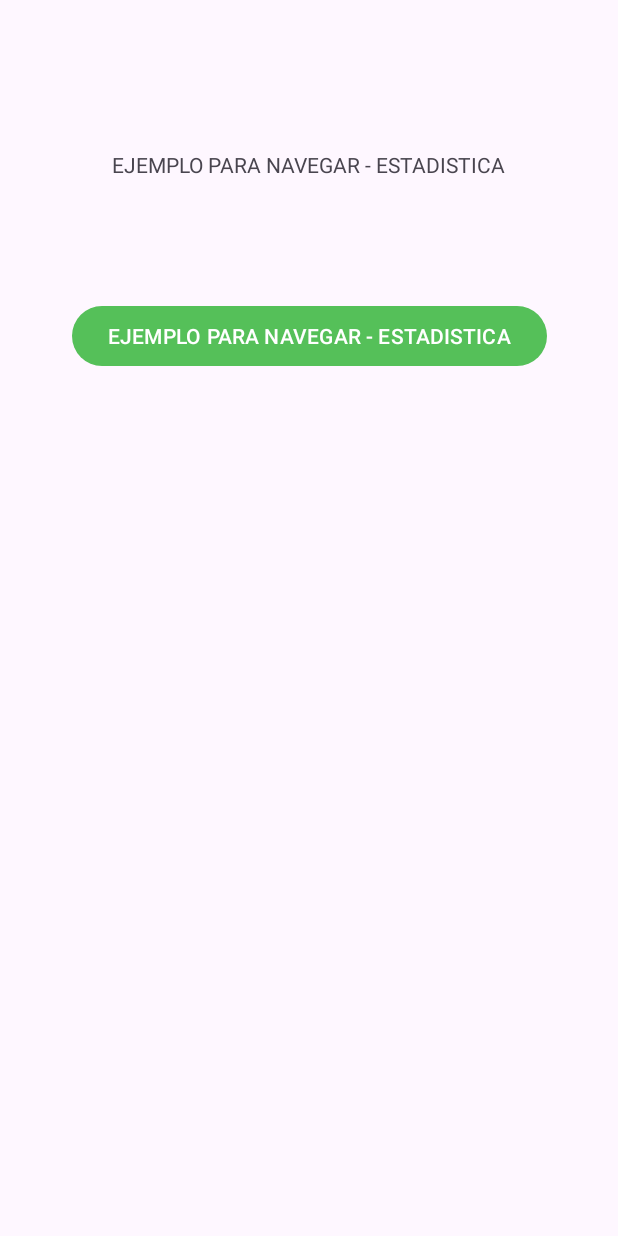
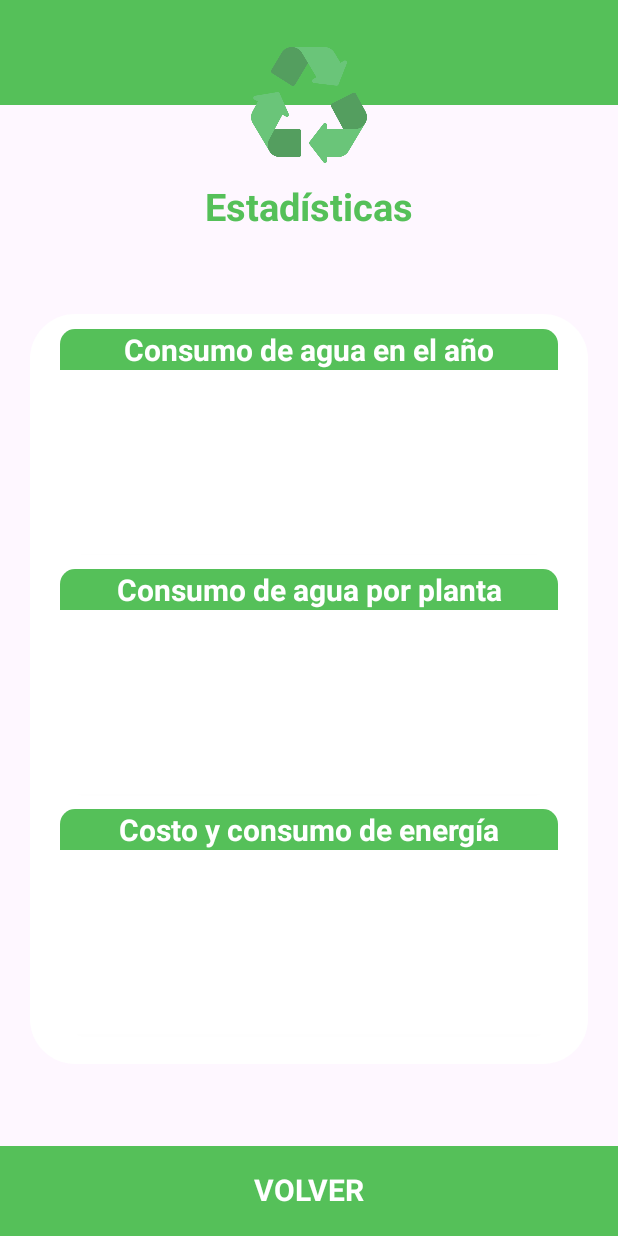
Before and after one commit to luisca990/GreenGardenApp, an Android app: the EstadisticasActivity screen opened directly, with no data from a screen before it, on a phone screen of 412 x 824 dp. Run offline under Robolectric (Android 15) with nearby library versions, the phone set to English and light mode, and no system bars.

Commit message:
Add screen of estadísticas

```diff
--- a/app/src/main/java/com/example/greengardenapp/EstadisticasActivity.java
+++ b/app/src/main/java/com/example/greengardenapp/EstadisticasActivity.java
@@ -4,6 +4,7 @@ import android.content.Intent;
 import android.os.Bundle;
 import android.view.View;
 import android.widget.Button;
+import android.widget.TextView;
 
 import androidx.appcompat.app.AppCompatActivity;
 
@@ -13,8 +14,8 @@ public class EstadisticasActivity extends AppCompatActivity {
         super.onCreate(savedInstanceState);
         setContentView(R.layout.activity_estadistica);
 
-        Button buttonEstadistica = findViewById(R.id.ejemploEstadistica);
-        buttonEstadistica.setOnClickListener(new View.OnClickListener() {
+        TextView txtFooter = findViewById(R.id.footerText);
+        txtFooter.setOnClickListener(new View.OnClickListener() {
             @Override
             public void onClick(View view) {
                 // Iniciar LoginActivity
--- a/app/src/main/java/com/example/greengardenapp/TipsConsejosActivitys.java
+++ b/app/src/main/java/com/example/greengardenapp/TipsConsejosActivitys.java
@@ -14,7 +14,7 @@ public class TipsConsejosActivitys extends AppCompatActivity {
         super.onCreate(savedInstanceState);
         setContentView(R.layout.activity_estadistica);
 
-        Button buttonTips = findViewById(R.id.ejemploEstadistica);
+        Button buttonTips = findViewById(R.id.ejemploTips);
         buttonTips.setOnClickListener(new View.OnClickListener() {
             @Override
             public void onClick(View view) {
--- a/app/src/main/res/layout/activity_estadistica.xml
+++ b/app/src/main/res/layout/activity_estadistica.xml
@@ -7,25 +7,126 @@
     android:layout_height="match_parent"
     tools:context=".EstadisticasActivity">
 
-    <TextView
-        android:layout_width="wrap_content"
+    <FrameLayout
+        android:id="@+id/headerLine"
+        android:layout_width="match_parent"
         android:layout_height="wrap_content"
-        android:text="EJEMPLO PARA NAVEGAR - ESTADISTICA"
-        android:layout_margin="100sp"
+        app:layout_constraintTop_toTopOf="parent"
+        >
+
+        <!-- Línea como encabezado -->
+        <View
+            android:layout_width="wrap_content"
+            android:layout_height="70dp"
+            android:background="@color/green"/>
+
+        <ImageButton
+            android:id="@+id/LogoTemp"
+            style="@style/LogoTemp"
+            android:layout_gravity="center_horizontal"
+            />
+
+        <TextView
+            android:id="@+id/TextoCategorias"
+            style="@style/TextoCategorias"
+            android:layout_width="wrap_content"
+            android:layout_height="wrap_content"
+            android:layout_gravity="center_horizontal"
+            android:text="@string/title_activity_esta" />
+
+
+    </FrameLayout>
+    <LinearLayout
+        android:id="@+id/linearLayout"
+        style="@style/linearLayoutThemeEsta"
+        android:layout_width="match_parent"
+        android:layout_height="wrap_content"
+        android:gravity="center"
+        android:orientation="vertical"
+        app:layout_constraintTop_toBottomOf="@+id/headerLine"
         app:layout_constraintStart_toStartOf="parent"
-        app:layout_constraintEnd_toEndOf="parent"
-        app:layout_constraintTop_toTopOf="parent"
-        />
+        app:layout_constraintBottom_toTopOf="@id/footerLayout"
+        app:layout_constraintEnd_toEndOf="parent">
+        <androidx.cardview.widget.CardView
+            xmlns:card_view="http://schemas.android.com/apk/res-auto"
+            android:id="@+id/card_view_e1"
+            android:layout_gravity="center"
+            android:layout_width="match_parent"
+            android:layout_height="150dp"
+            card_view:cardCornerRadius="10dp"
+            android:background="@color/gray"
+            android:layout_marginBottom="10dp">
 
-    <Button
-        android:id="@+id/ejemploEstadistica"
-        android:layout_width="wrap_content"
+            <TextView
+                android:id="@+id/txt_title_e1"
+                android:layout_width="match_parent"
+                android:layout_height="wrap_content"
+                android:text="@string/txt_title_e1"
+                style="@style/txt_title_cv_esta"/>
+        </androidx.cardview.widget.CardView>
+        <androidx.cardview.widget.CardView
+            xmlns:card_view="http://schemas.android.com/apk/res-auto"
+            android:id="@+id/card_view_e2"
+            android:layout_gravity="center"
+            android:layout_width="match_parent"
+            android:layout_height="150dp"
+            card_view:cardCornerRadius="10dp"
+            android:background="@color/gray"
+            android:layout_marginBottom="10dp">
+
+            <TextView
+                android:id="@+id/txt_title_e2"
+                android:layout_width="match_parent"
+                android:layout_height="wrap_content"
+                android:text="@string/txt_title_e2"
+                style="@style/txt_title_cv_esta"/>
+        </androidx.cardview.widget.CardView>
+        <androidx.cardview.widget.CardView
+            xmlns:card_view="http://schemas.android.com/apk/res-auto"
+            android:id="@+id/card_view_e3"
+            android:layout_gravity="center"
+            android:layout_width="match_parent"
+            android:layout_height="150dp"
+            card_view:cardCornerRadius="10dp"
+            android:background="@color/gray"
+            android:layout_marginBottom="10dp">
+
+            <TextView
+                android:id="@+id/txt_title_e3"
+                android:layout_width="match_parent"
+                android:layout_height="wrap_content"
+                android:text="@string/txt_title_e3"
+                style="@style/txt_title_cv_esta"/>
+        </androidx.cardview.widget.CardView>
+
+
+
+    </LinearLayout>
+
+    <!-- Línea y texto en el pie de página -->
+    <FrameLayout
+        android:id="@+id/footerLayout"
+        android:layout_width="match_parent"
         android:layout_height="wrap_content"
-        android:text="EJEMPLO PARA NAVEGAR - ESTADISTICA"
-        android:layout_margin="200sp"
-        app:layout_constraintStart_toStartOf="parent"
-        app:layout_constraintEnd_toEndOf="parent"
-        app:layout_constraintTop_toTopOf="parent"
-        />
+        app:layout_constraintBottom_toBottomOf="parent">
+
+        <!-- Línea en el pie de página -->
+        <View
+            android:id="@+id/footerLine"
+            android:layout_width="match_parent"
+            android:layout_height="60dp"
+            android:background="@color/green"/>
+
+        <!-- Texto en el pie de página -->
+        <TextView
+            android:id="@+id/footerText"
+            style="@style/footer"
+            android:layout_width="wrap_content"
+            android:layout_height="wrap_content"
+            android:text="VOLVER"/>
+    </FrameLayout>
+
+
+
 
 </androidx.constraintlayout.widget.ConstraintLayout>
--- a/app/src/main/res/values/strings.xml
+++ b/app/src/main/res/values/strings.xml
@@ -21,4 +21,10 @@
     <string name="invalid_username">Not a valid username</string>
     <string name="invalid_password">Password must be >5 characters</string>
     <string name="login_failed">"Login failed"</string>
+    <string name="title_activity_esta">Estadísticas</string>
+    <string name="txt_title_e1">Consumo de agua en el año</string>
+    <string name="txt_title_e2">Consumo de agua por planta</string>
+    <string name="txt_title_e3">Costo y consumo de energía</string>
+
+
 </resources>
--- a/app/src/main/res/values/style.xml
+++ b/app/src/main/res/values/style.xml
@@ -80,4 +80,13 @@
         <item name="android:textColor">@color/green</item>
     </style>
 
+    <!---Txt styles-->
+    <style name="txt_title_cv_esta">
+        <item name="android:textColor">@color/white</item>
+        <item name="android:textStyle">bold</item>
+        <item name="android:textSize">20sp</item>
+        <item name="android:textAlignment">center</item>
+        <item name="android:background">@color/green</item>
+    </style>
+
 </resources>
--- a/app/src/main/res/values/style_register.xml
+++ b/app/src/main/res/values/style_register.xml
@@ -15,6 +15,15 @@
         <item name="android:background">@drawable/round_layout_buttons_login</item>
         <item name="android:layout_marginBottom">25dp</item>
         <item name="android:layout_marginTop">25dp</item>
+    </style>
+    <style name="linearLayoutThemeEsta">
+        <item name="cornerRadius">10dp</item>
+        <item name="android:paddingLeft">20dp</item>
+        <item name="android:paddingRight">20dp</item>
+        <item name="android:textAlignment">center</item>
+        <item name="android:layout_margin">20dp</item>
+        <item name="android:radius">20dp</item>
+        <item name="android:background">@drawable/round_layout</item>
     </style>
 
     <style name="tv_welcome_register">
```
